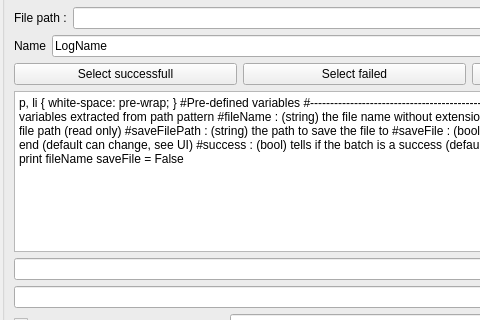
The window that Maya/scripts/UI/tkNodesBatcher.ui (CyrilToonkit/Toonkit_Module_Base) describes before a commit, drawn with Qt 5; both pictures show x 0 to 480 and y 341 to 661 of the 709 by 781 pixel window.
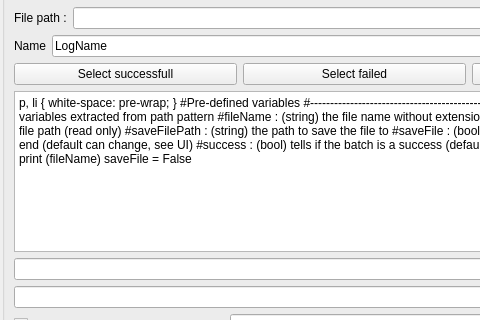
The same window after the commit. Icons and pictures are not drawn.

What changed in the file:
```diff
--- a/Maya/scripts/UI/tkNodesBatcher.ui
+++ b/Maya/scripts/UI/tkNodesBatcher.ui
@@ -258,7 +258,7 @@
 &lt;p style=&quot;-qt-paragraph-type:empty; margin-top:0px; margin-bottom:0px; margin-left:0px; margin-right:0px; -qt-block-indent:0; text-indent:0px; font-size:8pt;&quot;&gt;&lt;br /&gt;&lt;/p&gt;
 &lt;p style=&quot; margin-top:0px; margin-bottom:0px; margin-left:0px; margin-right:0px; -qt-block-indent:0; text-indent:0px;&quot;&gt;&lt;span style=&quot; font-size:8pt;&quot;&gt;&lt;br /&gt;&lt;/span&gt;&lt;/p&gt;
 &lt;p style=&quot; margin-top:0px; margin-bottom:0px; margin-left:0px; margin-right:0px; -qt-block-indent:0; text-indent:0px;&quot;&gt;&lt;span style=&quot; font-size:8pt;&quot;&gt;&lt;br /&gt;&lt;/span&gt;&lt;/p&gt;
-&lt;p style=&quot; margin-top:0px; margin-bottom:0px; margin-left:0px; margin-right:0px; -qt-block-indent:0; text-indent:0px;&quot;&gt;&lt;span style=&quot; font-size:8pt;&quot;&gt;print fileName&lt;/span&gt;&lt;/p&gt;
+&lt;p style=&quot; margin-top:0px; margin-bottom:0px; margin-left:0px; margin-right:0px; -qt-block-indent:0; text-indent:0px;&quot;&gt;&lt;span style=&quot; font-size:8pt;&quot;&gt;print (fileName)&lt;/span&gt;&lt;/p&gt;
 &lt;p style=&quot; margin-top:0px; margin-bottom:0px; margin-left:0px; margin-right:0px; -qt-block-indent:0; text-indent:0px;&quot;&gt;&lt;span style=&quot; font-size:8pt;&quot;&gt;saveFile = False&lt;/span&gt;&lt;/p&gt;&lt;/body&gt;&lt;/html&gt;</string>
         </property>
        </widget>
```
